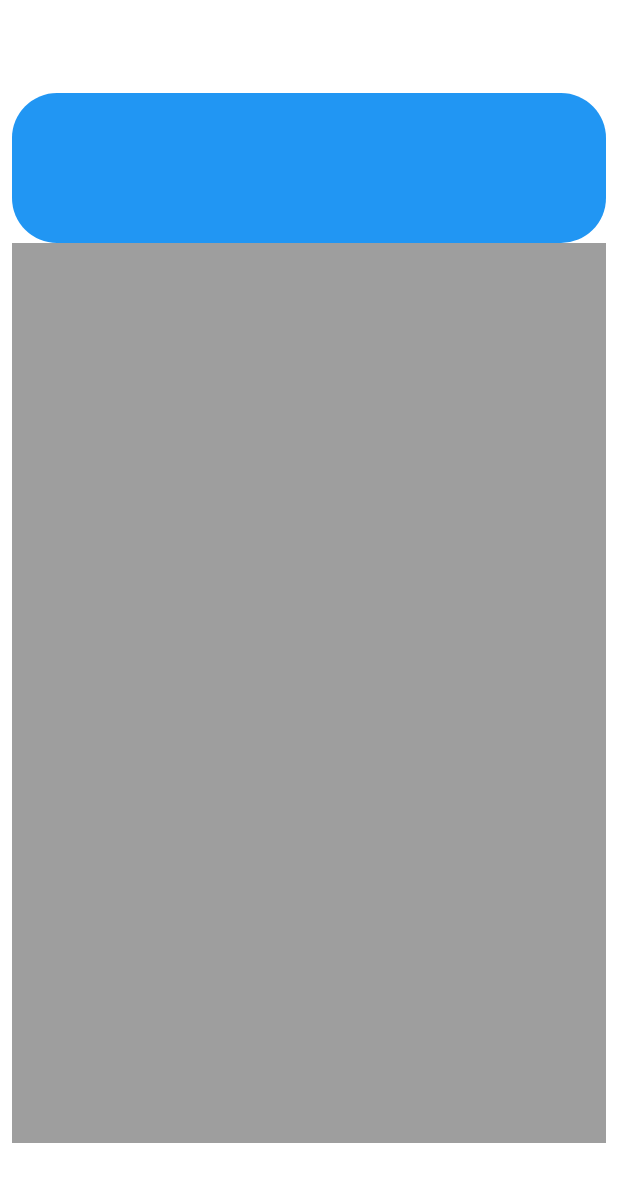
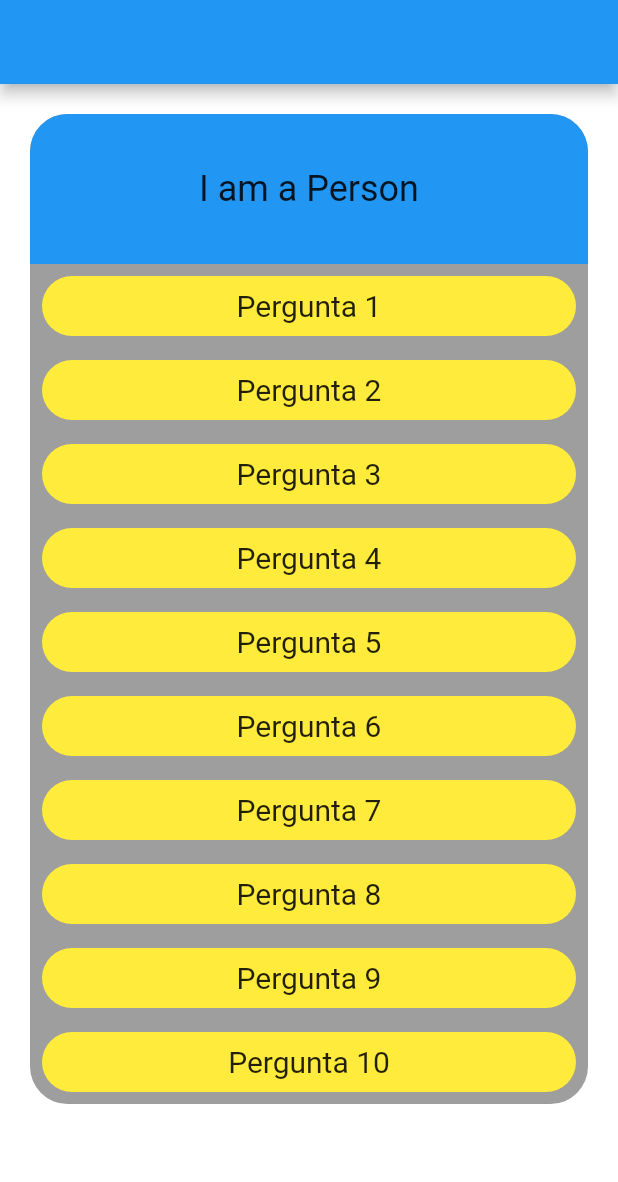
Before and after one commit to mugiwarajeff/projectEGO, a Flutter app: the screen it shows after launch, after a tap on "Press to continue", on a phone screen of 412 x 824 dp. Shown: the top 1182 px of the screen. Run offline on Flutter 3.47's test engine with Material 2 defaults, Android fonts, the phone set to English and light mode, and no system bars.

Commit message:
foward with de structure

```diff
--- a/lib/app/app.dart
+++ b/lib/app/app.dart
@@ -1,22 +1,9 @@
 import 'package:flutter/material.dart';
 import 'package:project_ego/app/features/game/game_view.dart';
 import 'package:project_ego/app/features/home/home_view.dart';
-import 'features/game/models/hint_list.dart';
 
 class MyApp extends StatelessWidget {
-  MyApp({super.key});
-
-  HintList hintList1 = HintList(
-      hint1: "dica 1",
-      hint2: "dica 2",
-      hint3: "dica 3",
-      hint4: "dica 4",
-      hint5: "dica 5",
-      hint6: "dica 6",
-      hint7: "dica 7",
-      hint8: "dica 8",
-      hint9: "dica 9",
-      hint10: "dica 10");
+  const MyApp({super.key});
 
   @override
   Widget build(BuildContext context) {
--- a/lib/app/features/game/game_view.dart
+++ b/lib/app/features/game/game_view.dart
@@ -1,33 +1,11 @@
 import 'package:flutter/material.dart';
+
+import 'package:project_ego/app/features/game/widgets/card_view.dart';
 
 class GameView extends StatelessWidget {
   const GameView({super.key});
   @override
   Widget build(BuildContext context) {
-    return Scaffold(
-      body: Container(
-        height: double.infinity,
-        color: Colors.white,
-        child: Padding(
-          padding: const EdgeInsets.all(8.0),
-          child: Column(
-            mainAxisAlignment: MainAxisAlignment.center,
-            children: [
-              Container(
-                decoration: BoxDecoration(
-                    borderRadius: BorderRadius.circular(30),
-                    color: Colors.blue),
-                height: 100,
-                //color: Colors.blue,
-              ),
-              Container(
-                height: 600,
-                color: Colors.grey,
-              ),
-            ],
-          ),
-        ),
-      ),
-    );
+    return Scaffold(appBar: AppBar(), body: CardView());
   }
 }
--- a/lib/app/features/game/models/game_card.dart
+++ b/lib/app/features/game/models/game_card.dart
@@ -1,9 +1,9 @@
 import 'package:project_ego/app/features/game/models/card_type.dart';
-import 'package:project_ego/app/features/game/models/hint_list.dart';
 
 class GameCard {
   CardType type;
-  Map<String, HintList> target;
+  String name;
+  List<String> hintList;
 
-  GameCard({required this.type, required this.target});
+  GameCard({required this.type, required this.name, required this.hintList});
 }
--- a/lib/app/features/game/models/hint_list.dart
+++ /dev/null
@@ -1,38 +0,0 @@
-class HintList {
-  final List<String> _hintList = [];
-
-  final String hint1;
-  final String hint2;
-  final String hint3;
-  final String hint4;
-  final String hint5;
-  final String hint6;
-  final String hint7;
-  final String hint8;
-  final String hint9;
-  final String hint10;
-
-  HintList({
-    required this.hint1,
-    required this.hint2,
-    required this.hint3,
-    required this.hint4,
-    required this.hint5,
-    required this.hint6,
-    required this.hint7,
-    required this.hint8,
-    required this.hint9,
-    required this.hint10,
-  }) {
-    _hintList.add(hint1);
-    _hintList.add(hint2);
-    _hintList.add(hint3);
-    _hintList.add(hint4);
-    _hintList.add(hint5);
-    _hintList.add(hint6);
-    _hintList.add(hint7);
-    _hintList.add(hint8);
-    _hintList.add(hint9);
-    _hintList.add(hint10);
-  }
-}
--- /dev/null
+++ b/lib/app/features/game/widgets/card/card_questions.dart
@@ -0,0 +1,26 @@
+import 'package:flutter/material.dart';
+
+class CardQuestion extends StatelessWidget {
+  final String question;
+
+  CardQuestion({super.key, required this.question});
+  @override
+  Widget build(BuildContext context) {
+    return Padding(
+      padding: const EdgeInsets.all(8.0),
+      child: Container(
+        width: double.infinity,
+        height: 40,
+        decoration: BoxDecoration(
+            borderRadius: BorderRadius.circular(30), color: Colors.yellow),
+        child: Align(
+          alignment: Alignment.center,
+          child: Text(
+            question,
+            style: TextStyle(fontSize: 20),
+          ),
+        ),
+      ),
+    );
+  }
+}
--- /dev/null
+++ b/lib/app/features/game/widgets/card/card_title.dart
@@ -0,0 +1,27 @@
+import 'package:flutter/material.dart';
+import 'package:project_ego/app/features/game/models/card_type.dart';
+
+class CardTitle extends StatelessWidget {
+  final CardType cardType;
+
+  CardTitle({super.key, required this.cardType});
+  @override
+  Widget build(BuildContext context) {
+    return Container(
+      decoration: const BoxDecoration(
+          borderRadius: BorderRadius.only(
+            topLeft: Radius.circular(25),
+            topRight: Radius.circular(25),
+          ),
+          color: Colors.blue),
+      height: 100,
+      child: Align(
+        alignment: Alignment.center,
+        child: Text(
+          "I am a ${cardType.name.split("").first.toUpperCase()}${cardType.name.substring(1)}",
+          style: TextStyle(fontSize: 24),
+        ),
+      ),
+    );
+  }
+}
--- /dev/null
+++ b/lib/app/features/game/widgets/card_view.dart
@@ -0,0 +1,56 @@
+import 'package:flutter/material.dart';
+import 'package:project_ego/app/features/game/models/card_type.dart';
+import 'package:project_ego/app/features/game/models/game_card.dart';
+import 'package:project_ego/app/features/game/widgets/card/card_questions.dart';
+
+import 'card/card_title.dart';
+
+class CardView extends StatelessWidget {
+  final GameCard gameCard =
+      GameCard(type: CardType.person, name: "Lapis", hintList: [
+    "pergunta 1",
+    "pergunta 2",
+    "pergunta 3",
+    "pergunta 4",
+    "pergunta 5",
+    "pergunta 6",
+    "pergunta 7",
+    "pergunta 8",
+    "pergunta 9",
+    "pergunta 10",
+  ]);
+  CardView({super.key});
+  @override
+  Widget build(BuildContext context) {
+    return Container(
+      height: double.infinity,
+      color: Colors.white,
+      child: Padding(
+        padding: const EdgeInsets.all(20),
+        child: SingleChildScrollView(
+          child: Container(
+            decoration: BoxDecoration(
+              borderRadius: BorderRadius.circular(25),
+              color: Colors.grey,
+            ),
+            child: Column(
+              children: [
+                CardTitle(cardType: gameCard.type),
+                CardQuestion(question: "Pergunta 1"),
+                CardQuestion(question: "Pergunta 2"),
+                CardQuestion(question: "Pergunta 3"),
+                CardQuestion(question: "Pergunta 4"),
+                CardQuestion(question: "Pergunta 5"),
+                CardQuestion(question: "Pergunta 6"),
+                CardQuestion(question: "Pergunta 7"),
+                CardQuestion(question: "Pergunta 8"),
+                CardQuestion(question: "Pergunta 9"),
+                CardQuestion(question: "Pergunta 10"),
+              ],
+            ),
+          ),
+        ),
+      ),
+    );
+  }
+}
```
Also changed, not shown: pubspec.lock, 8 other files.
